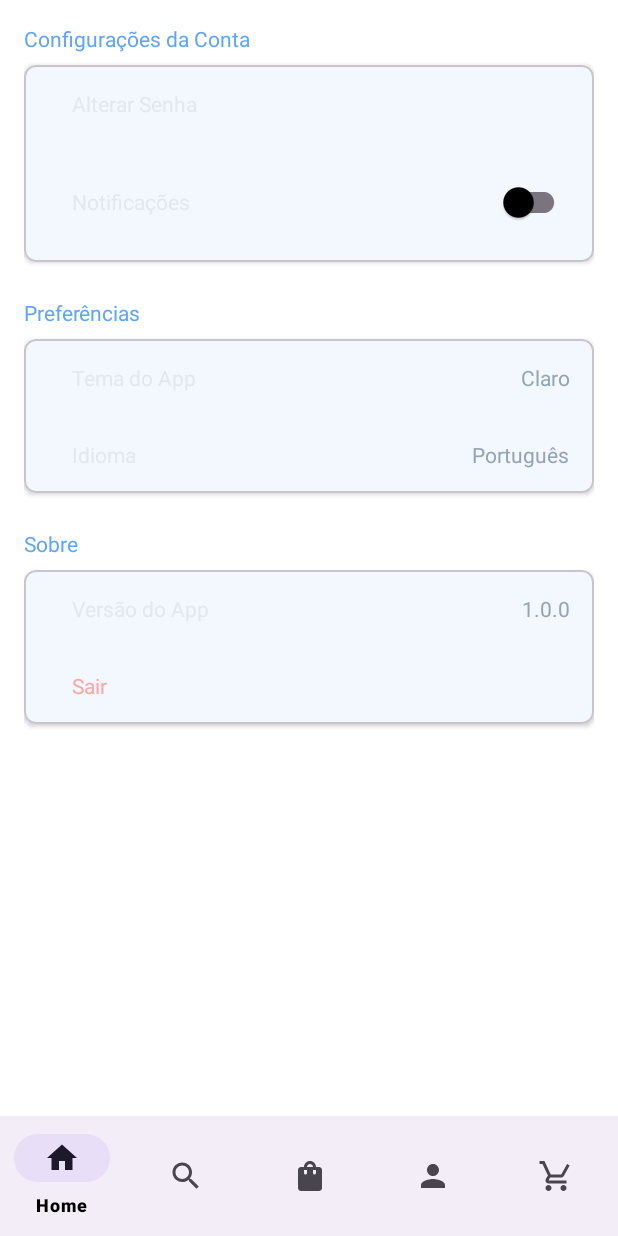
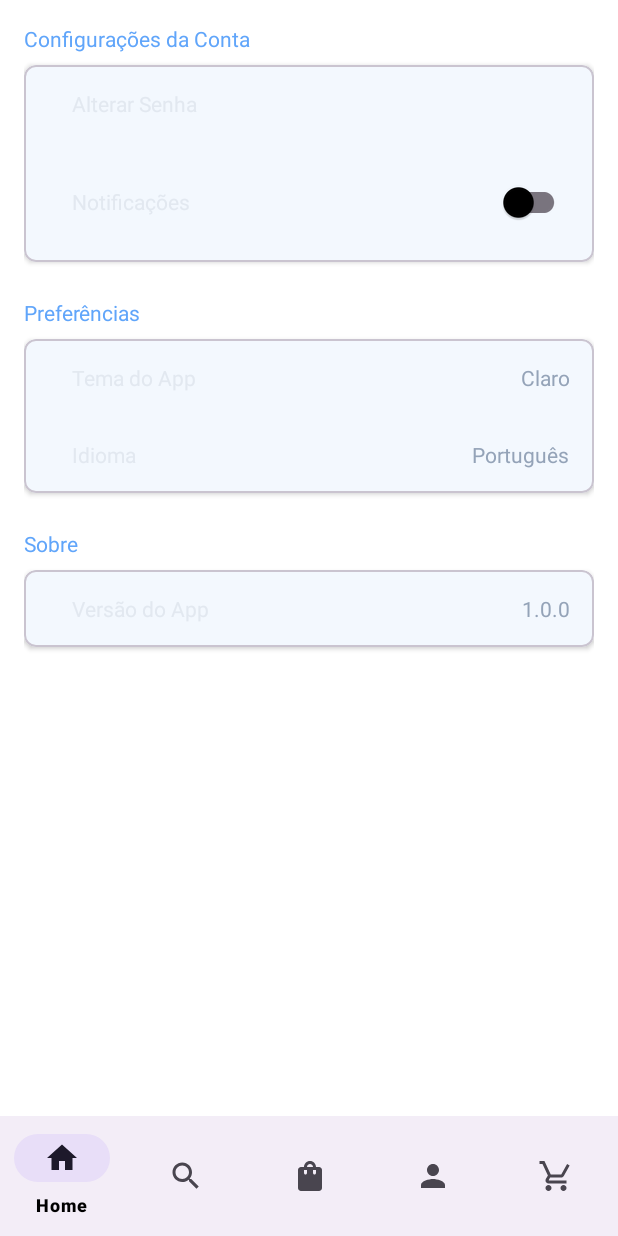
Before and after one commit to Victorks4/AppBrendoka, an Android app: the fragment ConfiguracoesFragment placed in its activity, on a phone screen of 412 x 824 dp. Run offline under Robolectric (Android 15) with nearby library versions, the phone set to English and light mode, and no system bars; our stand-ins replace Firebase (no records; nobody signed in at launch, a user with empty details on screens opened directly); 1 statement that could not run was skipped.

```diff
--- a/app/src/main/res/layout/fragment_configuracoes.xml
+++ b/app/src/main/res/layout/fragment_configuracoes.xml
@@ -208,24 +208,6 @@
                 </LinearLayout>
 
                 <!-- Sair -->
-                <LinearLayout
-                    android:id="@+id/btnSair"
-                    android:layout_width="match_parent"
-                    android:layout_height="wrap_content"
-                    android:orientation="horizontal"
-                    android:padding="16dp"
-                    android:background="?attr/selectableItemBackground"
-                    android:clickable="true"
-                    android:focusable="true">
-
-
-                    <TextView
-                        android:layout_width="wrap_content"
-                        android:layout_height="wrap_content"
-                        android:layout_marginStart="16dp"
-                        android:text="Sair"
-                        android:textColor="@color/error"/>
-                </LinearLayout>
             </LinearLayout>
         </com.google.android.material.card.MaterialCardView>
     </LinearLayout>
```
